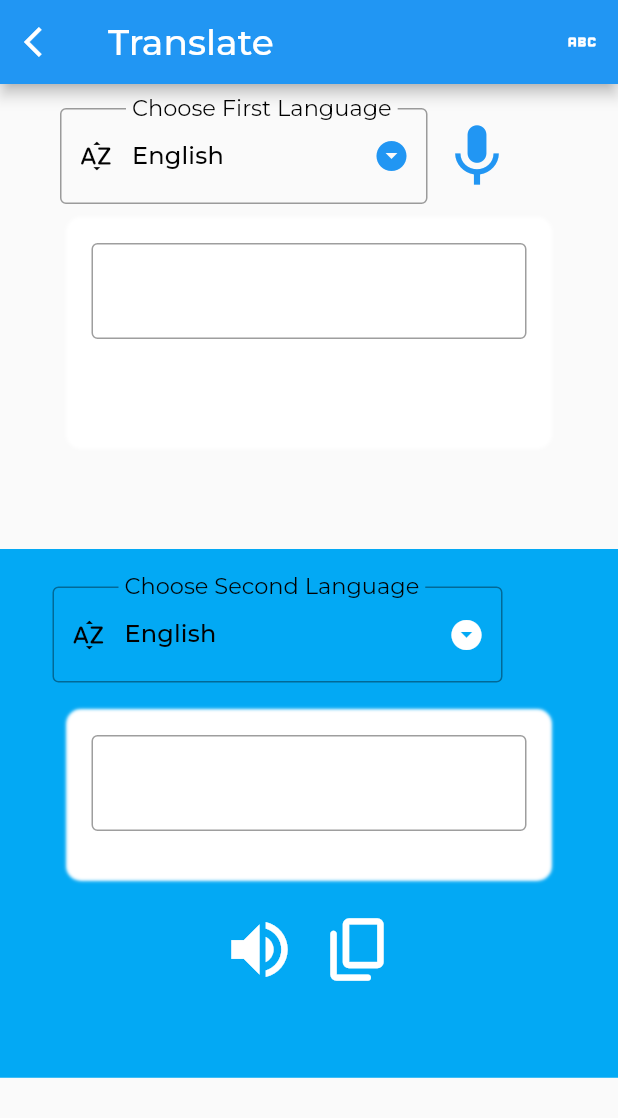
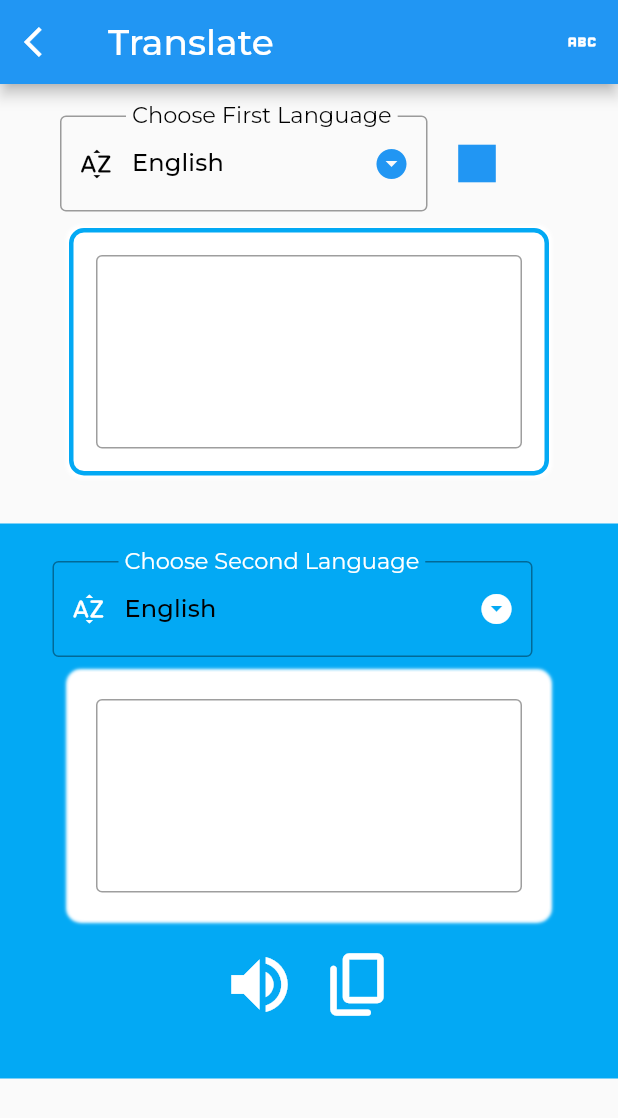
Before and after one commit to ajayrnairg/Mastek_Internship__App, a Flutter app: the TranslateAppSample screen opened directly, after a tap on the "mic" icon, on a phone screen of 412 x 824 dp. Shown: the top 1118 px of the screen. Run offline on Flutter 3.47's test engine with Material 2 defaults, Android fonts, the phone set to English and light mode, and no system bars; our stand-ins replace audioplayers, cloud_firestore, email_validator, firebase_auth, firebase_core, get and 8 more; missing offline and left inert: flutter_sound, google_speech, translator, wav; accounts and stored records are empty; statements that could not run were skipped; project files that could hold a hidden picture were left out.

Commit message:
direct chat and translate page major updates

```diff
--- a/Flutter_Application_Work/lib/src/common_widgets/chat_widget/chat_bottom_container_widget.dart
+++ b/Flutter_Application_Work/lib/src/common_widgets/chat_widget/chat_bottom_container_widget.dart
@@ -33,6 +33,8 @@
   final recorder = FlutterSoundRecorder();
   bool isRecorderReady = false;
   bool recordStatus = false;
+
+
 
   @override
   void initState() {
@@ -71,7 +73,7 @@
     // await recorder.startRecorder(toFile: '$messageIdAsName.mp4');
     recordStatus = true;
     await recorder.startRecorder(
-        toFile: '$tempPath/$messageIdAsName.wav', codec: Codec.pcm16WAV);
+        toFile: '$tempPath/$messageIdAsName-Original.wav', codec: Codec.pcm16WAV);
   }
 
   Future stop() async {
--- a/Flutter_Application_Work/lib/src/features/screens/translate_screen/translate_screen.dart
+++ b/Flutter_Application_Work/lib/src/features/screens/translate_screen/translate_screen.dart
@@ -1,17 +1,16 @@
 import 'package:flutter/material.dart';
+import 'package:flutter/services.dart';
 import 'package:get/get.dart';
 import 'package:get/get_core/src/get_main.dart';
 import 'package:rough_app/src/constants/text_strings.dart';
-import 'package:rough_app/src/features/controllers/home_screen_controller.dart';
+
 import 'package:permission_handler/permission_handler.dart';
 import 'package:flutter_sound/public/flutter_sound_recorder.dart';
 import 'package:path_provider/path_provider.dart';
 import 'dart:async';
 import 'dart:io';
 import 'package:rough_app/src/features/controllers/translate_screen_controller.dart';
-import '../../../utils/helperfunctions/languages.dart';
-import '../../../utils/apis/speechToText.dart';
-import '../../../utils/apis/translation_api.dart';
+
 //for COdec
 import 'package:flutter_sound/flutter_sound.dart';
 
@@ -37,33 +36,35 @@
 
 class _TranslateAppSampleState extends State<TranslateAppSample> {
   final translateScreenController = Get.put(TranslateScreenController());
-  final recordertrans = FlutterSoundRecorder();
-  bool isRecorderTransReady = false;
-  bool recordTransStatus = false;
+  final recorder = FlutterSoundRecorder();
+  bool isRecorderReady = false;
+  bool recordStatus = false;
   bool vertical = false;
-  final inputcontroller = TextEditingController();
-  final inputconverted = TextEditingController();
-  static const List<String> listlan = <String>[
-    'English',
-    'Hindi',
-    'Malayalam',
-    'Tamil',
-    'Kannada',
-    'Telugu'
+
+  final originalTextController = TextEditingController();
+  final translatedTextController = TextEditingController();
+
+  static const List<String> languageList = <String>[
+    gLanguage1,
+    gLanguage2,
+    gLanguage3,
+    gLanguage4,
+    gLanguage5,
+    gLanguage6,
+    gLanguage7,
   ];
-  String dropdownValue1 = listlan.first;
-  String dropdownValue2 = listlan.first;
-  String _containerbox1 = "";
-  String _containerbox2 = "";
+
+  String dropdownValue1 = languageList.first;
+  String dropdownValue2 = languageList.first;
+
   _TranslateAppSampleState() {
-    dropdownValue1 = listlan.firstOrNull!;
-    dropdownValue2 = listlan.firstOrNull!;
-    _containerbox1 = "";
-    _containerbox2 = "";
+    dropdownValue1 = languageList.firstOrNull!;
+    dropdownValue2 = languageList.firstOrNull!;
   }
-  void initState() {
-    super.initState();
-    initRecorder();
+
+  Future<String> get _localPath async {
+    final directory = await getTemporaryDirectory();
+    return directory.path;
   }
 
   Future initRecorder() async {
@@ -72,47 +73,40 @@
       throw 'Microphone permission not granted';
     }
 
-    await recordertrans.openRecorder();
-    isRecorderTransReady = true;
-    recordertrans.setSubscriptionDuration(
+    await recorder.openRecorder();
+    isRecorderReady = true;
+    recorder.setSubscriptionDuration(
       const Duration(milliseconds: 500),
     );
   }
 
-  Future<String> get _localPath async {
-    final directory = await getTemporaryDirectory();
-    return directory.path;
-  }
-
   Future record(String messageIdAsName) async {
-    if (!isRecorderTransReady) return;
+    if (!isRecorderReady) return;
     final tempPath = await _localPath;
-    recordTransStatus = true;
-    print("temporary path: $tempPath");
-    // await recorder.startRecorder(toFile: '$messageIdAsName.mp4');
-    // recordTransStatus = true;
-    await recordertrans.startRecorder(
-        toFile: '$tempPath/translationPageAudio.wav', codec: Codec.pcm16WAV);
+    recordStatus = true;
+    // print("temporary path: $tempPath");
+    await recorder.startRecorder(
+        toFile: '$tempPath/translationPageInputSpeechAudio.wav', codec: Codec.pcm16WAV);
   }
 
   Future stop() async {
-    if (!isRecorderTransReady) return;
-    recordTransStatus = false;
-    final path = await recordertrans.stopRecorder();
+    if (!isRecorderReady) return;
+    recordStatus = false;
+    final path = await recorder.stopRecorder();
     final audioFile = File(path!);
     debugPrint("Recorded audio: $audioFile");
   }
 
-  Future<String> getSpeechToTextResults(String audioPath, String language) async {
-    print(audioPath);
-    return await STT()
-        .transcribe(audioPath, Languages.getLanguageCode(language));
+  @override
+  void initState() {
+    super.initState();
+    initRecorder();
   }
 
-  Future<String> translateText(String message, String language) async {
-    print(message);
-    return await TranslationApi.translate(
-        message, Languages.getLanguageCode(language));
+  @override
+  void dispose() {
+    recorder.closeRecorder();
+    super.dispose();
   }
 
   @override
@@ -123,25 +117,28 @@
         appBar: AppBar(
           title: Text(widget.title),
           leading: IconButton(
-            onPressed: () {},
+            onPressed: () {
+              translateScreenController.goToHomePageFunc();
+            },
             icon: const Icon(Icons.arrow_back_ios),
-          ), actions: [
+          ),
+          actions: [
             IconButton(
               onPressed: () {
-                setState(() {
-
-                });
+                setState(() {});
               },
-              icon: Icon(Icons.abc),
+              icon: const Icon(Icons.abc),
             )
           ],
         ),
-        body: Column(
+        body: SafeArea(
+          child: SingleChildScrollView(
+            child: Column(
               children: [
                 Container(
-                height: 300,
-                padding:
-                    const EdgeInsets.symmetric(vertical: 15, horizontal: 40),
+                    height: 283,
+                    padding: const EdgeInsets.symmetric(
+                        vertical: 20, horizontal: 40),
                     child: Column(
                       children: [
                         Row(
@@ -155,36 +152,48 @@
                               child: DropdownButtonFormField(
                                 isExpanded: true,
                                 value: dropdownValue1,
-                            items: listlan
+                                items: languageList
                                     .map(
                                       (e) => DropdownMenuItem(
+                                        value: e,
                                         child: Text(
                                           e,
                                           style: Theme.of(context)
                                               .textTheme
                                               .titleSmall,
                                         ),
-                                    value: e,
                                       ),
                                     )
                                     .toList(),
                                 onChanged: (val) async {
-                              print(inputcontroller.text);
-                              final String containerbox1 = await translateText(inputcontroller.text, val!);
-                              inputcontroller.text = containerbox1;
-                              final String containerbox2 = await translateText(inputcontroller.text, dropdownValue2);
-                              inputconverted.text = containerbox2;
+                                  // print(originalTextController.text);
+                                  if (originalTextController.text != "") {
+                                    final String originalText =
+                                        await translateScreenController
+                                            .translateText(
+                                                originalTextController.text,
+                                                val!);
+                                    originalTextController.text = originalText;
+                                    final String translatedText =
+                                        await translateScreenController
+                                            .translateText(
+                                                originalTextController.text,
+                                                dropdownValue2);
+                                    translatedTextController.text =
+                                        translatedText;
+                                  }
                                   setState(() {
                                     dropdownValue1 = val!;
                                   });
                                 },
-                            icon: Icon(
+                                icon: const Icon(
                                   Icons.arrow_drop_down_circle,
                                   color: Colors.blue,
                                 ),
-                            decoration: InputDecoration(
+                                decoration: const InputDecoration(
                                     labelText: gChooseFirstLang,
-                                prefixIcon: Icon(Icons.sort_by_alpha_rounded),
+                                    prefixIcon:
+                                        Icon(Icons.sort_by_alpha_rounded),
                                     border: OutlineInputBorder()),
                               ),
                             ),
@@ -192,45 +201,40 @@
                               color: Colors.blue,
                               iconSize: 50,
                               onPressed: () async {
-                            if (recordertrans.isRecording) {
+                                if (recorder.isRecording) {
                                   // debugPrint("was running");
-                              print("stop");
+                                  // print("stop");
                                   await stop();
-                              print("getting audiocontent");
-                              print(dropdownValue1);
+                                  // print("getting audiocontent");
+                                  // print(dropdownValue1);
                                   final tempPath = await _localPath;
-                              final String containerbox1 = await getSpeechToTextResults("$tempPath/translationPageAudio.wav", dropdownValue1);
-                              print(containerbox1);
+                                  final String originalText =
+                                      await translateScreenController
+                                          .getSpeechToTextResults(
+                                              "$tempPath/translationPageInputSpeechAudio.wav",
+                                              dropdownValue1);
+                                  // print(originalText);
 
-                              final String containerbox2 = await translateText(containerbox1, dropdownValue2);
-                              print("Message is: "+containerbox2);
-                              inputcontroller.text = containerbox1;
-                              inputconverted.text = containerbox2;
-                              setState(() {
-
-                              });
-
-                              // if (widget.directChatScreenController.switchValue) {
-                              //   await widget.directChatScreenController.buildAndAddMessage(
-                              //       widget.directChatScreenController.getSideValue(),
-                              //       widget.selectedLang1,
-                              //       widget.selectedLang2,
-                              //       isAudioMessage: true);
-                              // } else {
-                              //   await widget.directChatScreenController.buildAndAddMessage(
-                              //       widget.directChatScreenController.getSideValue(),
-                              //       widget.selectedLang2,
-                              //       widget.selectedLang1,
-                              //       isAudioMessage: true);
-                              // }
+                                  final String translatedText =
+                                      await translateScreenController
+                                          .translateText(
+                                              originalText, dropdownValue2);
+                                  // print("Message is: " + translatedText);
+                                  originalTextController.text = originalText;
+                                  translatedTextController.text =
+                                      translatedText;
+                                  setState(() {});
                                 } else {
                                   // debugPrint("was not running");
-                              await record(
-                                  "translationPageAudio");
+                                  await record("translationPageAudio");
                                   debugPrint("now started");
                                 }
+
+                                setState(() {});
                               },
-                          icon: recordTransStatus ? Icon(Icons.pause) : Icon(Icons.mic),
+                              icon: recordStatus
+                                  ? const Icon(Icons.stop)
+                                  : const Icon(Icons.mic),
                             ),
                           ],
                         ),
@@ -239,12 +243,20 @@
                         ),
                         Container(
                           width: 320,
-                      height: 150,
+                          height: 165,
                           padding: const EdgeInsets.symmetric(
                               vertical: 15, horizontal: 15),
                           decoration: const BoxDecoration(
                             borderRadius: BorderRadius.all(Radius.circular(10)),
-                        // border: Border(top: BorderSide(color: Colors.lightBlue, width: 3.0), bottom: BorderSide(color: Colors.lightBlue,  width: 3.0), left: BorderSide(color: Colors.lightBlue,  width: 3.0), right: BorderSide(color: Colors.lightBlue,  width: 3.0)),
+                            border: Border(
+                                top: BorderSide(
+                                    color: Colors.lightBlue, width: 3.0),
+                                bottom: BorderSide(
+                                    color: Colors.lightBlue, width: 3.0),
+                                left: BorderSide(
+                                    color: Colors.lightBlue, width: 3.0),
+                                right: BorderSide(
+                                    color: Colors.lightBlue, width: 3.0)),
                             boxShadow: [
                               BoxShadow(
                                 color: Colors.white,
@@ -255,8 +267,11 @@
                             ],
                           ),
                           child: TextField(
-                        controller: inputcontroller,
-                        style: TextStyle(color: Colors.lightBlue, fontSize: 20),
+                            controller: originalTextController,
+                            maxLines: null, // Allows the TextField to expand to accommodate multiple lines of text.
+                            expands: true,
+                            style: const TextStyle(
+                                color: Colors.lightBlue, fontSize: 20),
                           ),
                         )
                       ],
@@ -266,15 +281,15 @@
                 ),
                 Container(
                     color: Colors.lightBlue,
-                height: 352.5,
-                padding:
-                    const EdgeInsets.symmetric(vertical: 25, horizontal: 35),
+                    height: 370,
+                    padding: const EdgeInsets.symmetric(
+                        vertical: 25, horizontal: 35),
                     child: Column(
                       children: [
                         Row(
                           children: [
                             Container(
-                          width: 300,
+                              width: 320,
                               decoration: const BoxDecoration(
                                 borderRadius:
                                     BorderRadius.all(Radius.circular(20.0)),
@@ -282,52 +297,69 @@
                               child: DropdownButtonFormField(
                                 isExpanded: true,
                                 value: dropdownValue2,
-                            items: listlan
+                                items: languageList
                                     .map(
                                       (e) => DropdownMenuItem(
+                                        value: e,
                                         child: Text(
                                           e,
                                           style: Theme.of(context)
                                               .textTheme
                                               .titleSmall,
                                         ),
-                                    value: e,
                                       ),
                                     )
                                     .toList(),
                                 onChanged: (val) async {
-                              print(inputconverted.text);
-                              final String containerbox1 = await translateText(inputconverted.text, val!);
-                              inputconverted.text = containerbox1;
-                              final String containerbox2 = await translateText(inputconverted.text, dropdownValue1);
-                              inputcontroller.text = containerbox2;
+                                  // print(translatedTextController.text);
+                                  if (originalTextController.text != "") {
+                                    final String translatedText =
+                                        await translateScreenController
+                                            .translateText(
+                                                originalTextController.text,
+                                                val!);
+                                    translatedTextController.text =
+                                        translatedText;
+                                  }
                                   setState(() {
                                     dropdownValue2 = val!;
                                   });
                                 },
-                            icon: Icon(
+                                icon: const Icon(
                                   Icons.arrow_drop_down_circle,
                                   color: Colors.white,
                                 ),
-                            decoration: InputDecoration(
+                                decoration: const InputDecoration(
                                     labelText: gChooseSecondLang,
-                                prefixIcon: Icon(Icons.sort_by_alpha_rounded),
+                                    floatingLabelStyle:
+                                        TextStyle(color: Colors.white),
+                                    prefixIconColor: Colors.white,
+                                    prefixIcon:
+                                        Icon(Icons.sort_by_alpha_rounded),
                                     border: OutlineInputBorder()),
                               ),
                             ),
                           ],
                         ),
                         const SizedBox(
-                      height: 20,
+                          height: 10,
                         ),
                         Container(
                           width: 320,
-                      height: 110,
+                          height: 165,
                           padding: const EdgeInsets.symmetric(
                               vertical: 15, horizontal: 15),
                           decoration: const BoxDecoration(
                             borderRadius: BorderRadius.all(Radius.circular(10)),
-                        // border: Border(top: BorderSide(color: Colors.lightBlue, width: 3.0), bottom: BorderSide(color: Colors.lightBlue,  width: 3.0), left: BorderSide(color: Colors.lightBlue,  width: 3.0), right: BorderSide(color: Colors.lightBlue,  width: 3.0)),
+                            border: Border(
+                                top:
+                                    BorderSide(color: Colors.white, width: 3.0),
+                                bottom:
+                                    BorderSide(color: Colors.white, width: 3.0),
+                                left:
+                                    BorderSide(color: Colors.white, width: 3.0),
+                                right: BorderSide(
+                                    color: Colors.white, width: 3.0)),
                             boxShadow: [
                               BoxShadow(
                                 color: Colors.white,
@@ -338,12 +370,15 @@
                             ],
                           ),
                           child: TextField(
-                        controller: inputconverted,
-                        style: TextStyle(color: Colors.lightBlue, fontSize: 20),
+                            controller: translatedTextController,
+                            maxLines: null, // Allows the TextField to expand to accommodate multiple lines of text.
+                            expands: true,
+                            style: const TextStyle(
+                                color: Colors.lightBlue, fontSize: 20),
                           ),
                         ),
                         const SizedBox(
-                      height: 15,
+                          height: 10,
                         ),
                         Row(
                           mainAxisAlignment: MainAxisAlignment.center,
@@ -351,13 +386,20 @@
                             IconButton(
                               color: Colors.white,
                               iconSize: 50,
-                          onPressed: () {},
+                              onPressed: () {
+                                translateScreenController.playSelectedMessageAsAudio(translatedTextController.text, dropdownValue2);
+                              },
                               icon: const Icon(Icons.volume_up_sharp),
                             ),
                             IconButton(
                               color: Colors.white,
                               iconSize: 50,
-                          onPressed: () {},
+                              onPressed: () async{
+                                if(translatedTextController.text != ""){
+                                  await Clipboard.setData(ClipboardData(text: translatedTextController.text));
+                                }
+
+                              },
                               icon: const Icon(Icons.copy_rounded),
                             ),
                           ],
@@ -365,6 +407,8 @@
                       ],
                     ))
               ],
+            ),
+          ),
         ));
   }
 }
```
Also changed, not shown: Flutter_Application_Work/lib/src/common_widgets/chat_widget/receive_chat_message_widget.dart (+32 -17 lines), Flutter_Application_Work/lib/src/common_widgets/chat_widget/send_chat_message_widget.dart (+32 -23 lines), Flutter_Application_Work/lib/src/features/controllers/direct_chat_screen_controller.dart (+28 -10 lines), Flutter_Application_Work/lib/src/features/controllers/translate_screen_controller.dart (+47 -2 lines), Flutter_Application_Work/lib/src/features/screens/direct_chat_screen/direct_chat_main_screen.dart (+12 -5 lines). Lines whose indentation alone changed are shown as unchanged.
